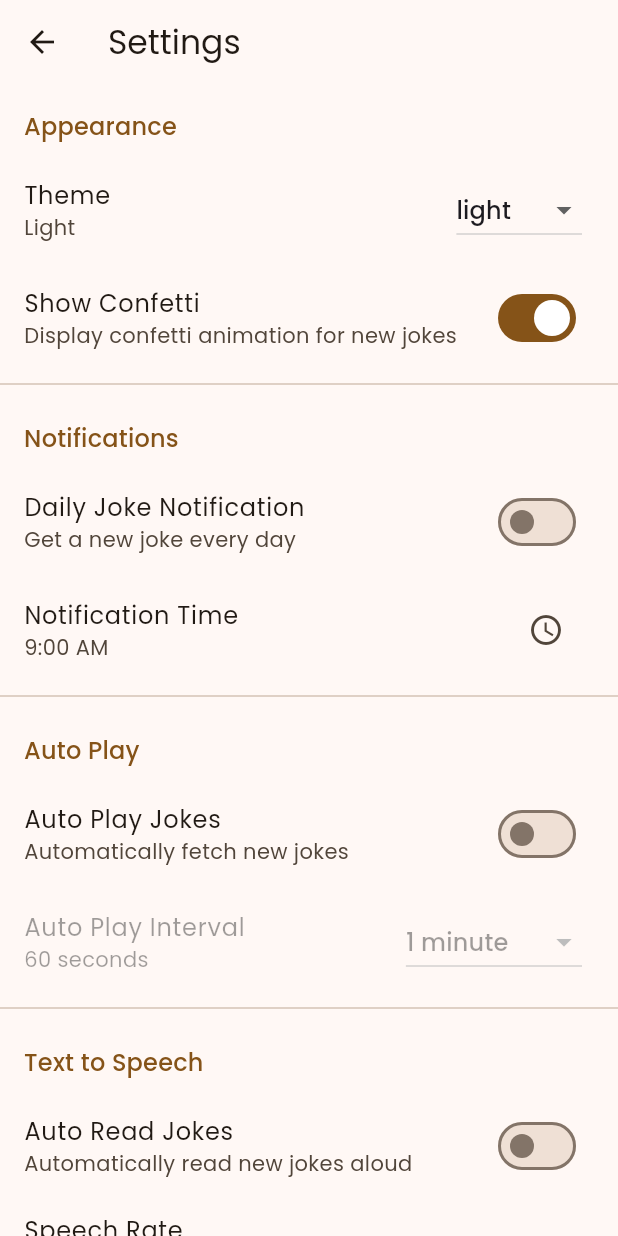
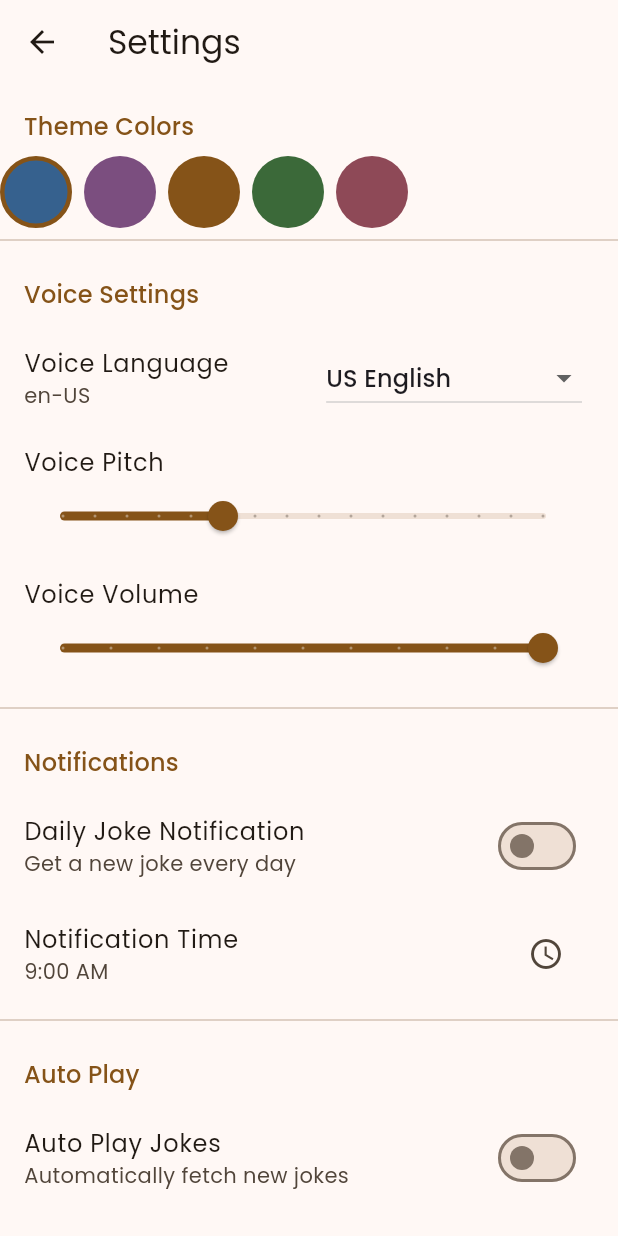
Before and after one commit to Ogunleye-Similoluwa/JestGenius, a Flutter app: the SettingsPage screen opened directly, on a phone screen of 412 x 824 dp. Run offline on Flutter 3.47's test engine with Material 3 defaults, Android fonts, the phone set to English and light mode, and no system bars; our stand-ins replace confetti, connectivity_plus, flutter_local_notifications, flutter_tts, google_fonts, permission_handler and 3 more; accounts and stored records are empty.

Commit message:
added new functinalities

```diff
--- a/lib/provider/provider_services.dart
+++ b/lib/provider/provider_services.dart
@@ -21,7 +21,7 @@ class JokeProvider extends ChangeNotifier {
   List<JokeModel> favoriteJokes = [];
   List<JokeModel> jokeHistory = [];
   bool isLoading = false;
-  FlutterTts flutterTts = FlutterTts();
+  // FlutterTts flutterTts = FlutterTts();
   ThemeMode _themeMode = ThemeMode.light;
   JokeStats stats = JokeStats();
   late ConfettiController confettiController;
@@ -46,6 +46,26 @@ class JokeProvider extends ChangeNotifier {
 
   JokeCategory _selectedCategory = JokeCategory.all;
   JokeCategory get selectedCategory => _selectedCategory;
+
+  final FlutterTts flutterTts = FlutterTts();
+  String _selectedVoice = 'en-US';
+  double _pitch = 1.0;
+  double _volume = 1.0;
+
+  final List<ColorScheme> themeColors = [
+    ColorScheme.fromSeed(seedColor: Colors.blue),
+    ColorScheme.fromSeed(seedColor: Colors.purple),
+    ColorScheme.fromSeed(seedColor: Colors.orange),
+    ColorScheme.fromSeed(seedColor: Colors.green),
+    ColorScheme.fromSeed(seedColor: Colors.pink),
+  ];
+  int _selectedColorSchemeIndex = 0;
+  ColorScheme get currentColorScheme => themeColors[_selectedColorSchemeIndex];
+
+  String get selectedVoice => _selectedVoice;
+  double get pitch => _pitch;
+  double get volume => _volume;
+  int get selectedColorSchemeIndex => _selectedColorSchemeIndex;
 
   JokeProvider() {
     confettiController = ConfettiController(duration: Duration(seconds: 1));
@@ -101,29 +121,7 @@ class JokeProvider extends ChangeNotifier {
   }
 
   Future<http.Response> _getJokeFromApi(JokeCategory category) {
-    String endpoint;
-
-    switch (category) {
-      case JokeCategory.programming:
-        endpoint = 'https://v2.jokeapi.dev/joke/Programming?safe-mode';
-        break;
-      case JokeCategory.chuckNorris:
-        endpoint = 'https://api.chucknorris.io/jokes/random';
-        break;
-      case JokeCategory.dad:
-        endpoint = 'https://icanhazdadjoke.com/';
-        break;
-      case JokeCategory.oneLiners:
-        endpoint = 'https://v2.jokeapi.dev/joke/Miscellaneous?safe-mode&type=single';
-        break;
-      case JokeCategory.pun:
-        endpoint = 'https://v2.jokeapi.dev/joke/Pun?safe-mode';
-        break;
-      default:
-        final random = Random();
-        endpoint = apiEndpoints[random.nextInt(apiEndpoints.length)];
-    }
-
+    final endpoint = categoryApis[category] ?? categoryApis[JokeCategory.all]!;
     final headers = endpoint.contains('icanhazdadjoke')
       ? {'Accept': 'application/json'}
       : {'Content-Type': 'application/json'};
@@ -131,7 +129,7 @@ class JokeProvider extends ChangeNotifier {
     return http.get(Uri.parse(endpoint), headers: headers);
   }
 
-  Future<void> fetchJoke({JokeCategory category = JokeCategory.chuckNorris}) async {
+  Future<void> fetchJoke({JokeCategory category = JokeCategory.all}) async {
     if (await _checkConnectivity()) {
       isLoading = true;
       notifyListeners();
@@ -140,13 +138,49 @@ class JokeProvider extends ChangeNotifier {
         final response = await _getJokeFromApi(category);
         if (response.statusCode == 200) {
           final data = json.decode(response.body);
+
+          if (data is Map<String, dynamic>) {
+            if (data.containsKey('joke')) {
+              currentJoke = JokeModel(
+                id: data['id'],
+                value: data['joke'],
+                categories: [],
+                createdAt: DateTime.now(),
+              );
+            } else if (data.containsKey('setup')) {
+              currentJoke = JokeModel(
+                id: DateTime.now().toString(),
+                value: '${data['setup']} ${data['punchline']}',
+                setup: data['setup'],
+                punchline: data['punchline'],
+                categories: [],
+                createdAt: DateTime.now(),
+              );
+            } else if (data.containsKey('value')) {
               currentJoke = JokeModel.fromJson(data);
+            } else if (data.containsKey('joke') || data.containsKey('delivery')) {
+              currentJoke = JokeModel(
+                id: data['id'].toString(),
+                value: data['type'] == 'single'
+                  ? data['joke']
+                  : '${data['setup']} ${data['delivery']}',
+                setup: data['type'] == 'twopart' ? data['setup'] : null,
+                punchline: data['type'] == 'twopart' ? data['delivery'] : null,
+                categories: [data['category']],
+                createdAt: DateTime.now(),
+              );
+            }
+          }
+
+          if (currentJoke != null) {
             jokeHistory.insert(0, currentJoke!);
             if (jokeHistory.length > 50) jokeHistory.removeLast();
             stats.jokesRead++;
             _saveStats();
             _saveHistory();
-          confettiController.play();
+            if (showConfetti) confettiController.play();
+            if (autoReadEnabled) await speakJoke();
+          }
         }
       } catch (e) {
         print('Error fetching joke: $e');
@@ -204,40 +238,15 @@ class JokeProvider extends ChangeNotifier {
     notifyListeners();
   }
 
-  // Future<void> fetchJoke() async {
-  //   isLoading = true;
-  //   notifyListeners();
-  //
-  //   try {
-  //     final response = await http.get(Uri.parse(apiEndpoints[0]));
-  //     if (response.statusCode == 200) {
-  //       final data = json.decode(response.body);
-  //       currentJoke = JokeModel.fromJson(data);
-  //     }
-  //   } catch (e) {
-  //     print('Error fetching joke: $e');
-  //   }
-  //
-  //   isLoading = false;
-  //   notifyListeners();
-  // }
-  //
-  // void toggleFavorite() {
-  //   if (currentJoke != null) {
-  //     currentJoke!.isFavorite = !currentJoke!.isFavorite;
-  //     if (currentJoke!.isFavorite) {
-  //       favoriteJokes.add(currentJoke!);
-  //     } else {
-  //       favoriteJokes.removeWhere((joke) => joke.id == currentJoke!.id);
-  //     }
-  //     notifyListeners();
-  //     _saveFavorites();
-  //   }
-  // }
-
   Future<void> speakJoke() async {
     if (currentJoke != null) {
+      if (currentJoke!.setup != null) {
+        await flutterTts.speak(currentJoke!.setup!);
+        await Future.delayed(Duration(seconds: 2));
+        await flutterTts.speak(currentJoke!.punchline!);
+      } else {
         await flutterTts.speak(currentJoke!.value);
+      }
     }
   }
 
@@ -364,4 +373,46 @@ class JokeProvider extends ChangeNotifier {
     _selectedCategory = category;
     notifyListeners();
   }
+
+  Future<void> initTts() async {
+    await flutterTts.setLanguage(_selectedVoice);
+    await flutterTts.setPitch(_pitch);
+    await flutterTts.setVolume(_volume);
+
+    final voices = await flutterTts.getVoices;
+    print('Available voices: $voices');
   }
+
+  Future<void> setVoice(String voice) async {
+    _selectedVoice = voice;
+    await flutterTts.setLanguage(voice);
+    notifyListeners();
+  }
+
+  Future<void> setPitch(double pitch) async {
+    _pitch = pitch;
+    await flutterTts.setPitch(pitch);
+    notifyListeners();
+  }
+
+  Future<void> setVolume(double volume) async {
+    _volume = volume;
+    await flutterTts.setVolume(volume);
+    notifyListeners();
+  }
+
+  void setColorScheme(int index) {
+    _selectedColorSchemeIndex = index;
+    notifyListeners();
+  }
+
+  final Map<JokeCategory, String> categoryApis = {
+    JokeCategory.programming: 'https://v2.jokeapi.dev/joke/Programming?safe-mode',
+    JokeCategory.pun: 'https://v2.jokeapi.dev/joke/Pun?safe-mode',
+    JokeCategory.dad: 'https://icanhazdadjoke.com/',
+    JokeCategory.knockKnock: 'https://official-joke-api.appspot.com/jokes/knock-knock/random',
+    JokeCategory.chuckNorris: 'https://api.chucknorris.io/jokes/random',
+    JokeCategory.oneLiners: 'https://v2.jokeapi.dev/joke/Miscellaneous,Dark?safe-mode&type=single',
+    JokeCategory.all: 'https://v2.jokeapi.dev/joke/Any?safe-mode',
+  };
+}
--- a/lib/view/joke_page.dart
+++ b/lib/view/joke_page.dart
@@ -511,10 +511,10 @@ class SettingsPage extends StatelessWidget {
         builder: (context, jokeProvider, _) {
           return ListView(
             children: [
-              _buildThemeSection(context, jokeProvider),
+              ThemeColorSelector(),
+              VoiceSettings(),
               _buildNotificationSection(context, jokeProvider),
               _buildAutoPlaySection(context, jokeProvider),
-              _buildTextToSpeechSection(context, jokeProvider),
               _buildDataManagementSection(context, jokeProvider),
               _buildAboutSection(context),
             ],
@@ -840,6 +840,97 @@ class SettingsSection extends StatelessWidget {
   }
 }
 
+class VoiceSettings extends StatelessWidget {
+  @override
+  Widget build(BuildContext context) {
+    return Consumer<JokeProvider>(
+      builder: (context, jokeProvider, _) {
+        return SettingsSection(
+          title: 'Voice Settings',
+          children: [
+            ListTile(
+              title: Text('Voice Language'),
+              subtitle: Text(jokeProvider.selectedVoice),
+              trailing: DropdownButton<String>(
+                value: jokeProvider.selectedVoice,
+                items: [
+                  DropdownMenuItem(value: 'en-US', child: Text('US English')),
+                  DropdownMenuItem(value: 'en-GB', child: Text('British English')),
+                  DropdownMenuItem(value: 'en-AU', child: Text('Australian English')),
+                ],
+                onChanged: (value) {
+                  if (value != null) jokeProvider.setVoice(value);
+                },
+              ),
+            ),
+            ListTile(
+              title: Text('Voice Pitch'),
+              subtitle: Slider(
+                value: jokeProvider.pitch,
+                min: 0.5,
+                max: 2.0,
+                divisions: 15,
+                label: jokeProvider.pitch.toStringAsFixed(1),
+                onChanged: (value) => jokeProvider.setPitch(value),
+              ),
+            ),
+            ListTile(
+              title: Text('Voice Volume'),
+              subtitle: Slider(
+                value: jokeProvider.volume,
+                min: 0.0,
+                max: 1.0,
+                divisions: 10,
+                label: (jokeProvider.volume * 100).toStringAsFixed(0) + '%',
+                onChanged: (value) => jokeProvider.setVolume(value),
+              ),
+            ),
+          ],
+        );
+      },
+    );
+  }
+}
+
+// Add ColorScheme selector to SettingsPage
+class ThemeColorSelector extends StatelessWidget {
+  @override
+  Widget build(BuildContext context) {
+    return Consumer<JokeProvider>(
+      builder: (context, jokeProvider, _) {
+        return SettingsSection(
+          title: 'Theme Colors',
+          children: [
+            Wrap(
+              spacing: 8,
+              runSpacing: 8,
+              children: List.generate(
+                jokeProvider.themeColors.length,
+                (index) => GestureDetector(
+                  onTap: () => jokeProvider.setColorScheme(index),
+                  child: Container(
+                    width: 48,
+                    height: 48,
+                    decoration: BoxDecoration(
+                      color: jokeProvider.themeColors[index].primary,
+                      shape: BoxShape.circle,
+                      border: Border.all(
+                        color: index == jokeProvider.selectedColorSchemeIndex
+                            ? Theme.of(context).colorScheme.primary
+                            : Colors.transparent,
+                        width: 3,
+                      ),
+                    ),
+                  ),
+                ),
+              ),
+            ),
+          ],
+        );
+      },
+    );
+  }
+}
 
 class FavoritesTab extends StatelessWidget {
   @override
```
Lines whose indentation alone changed are shown as unchanged.
